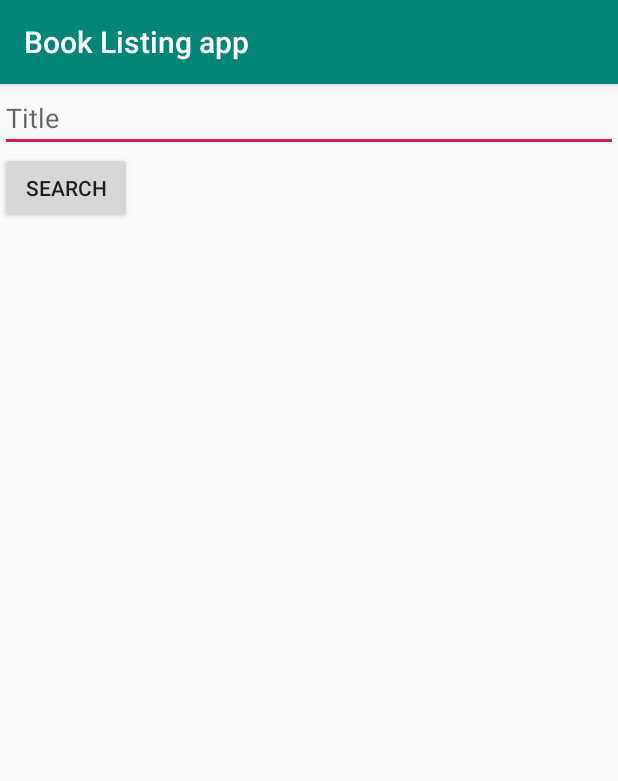
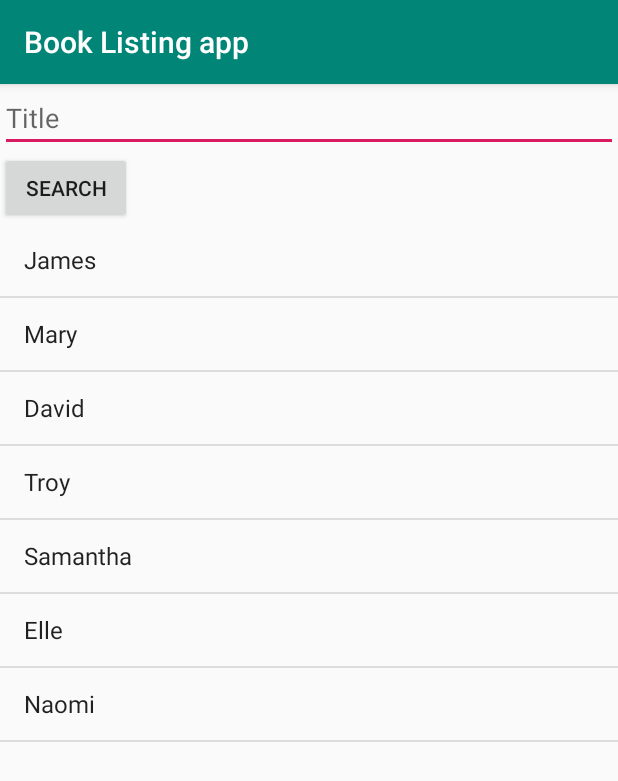
Before and after one commit to davidwekesar/BookListingapp, an Android app: the screen it shows after launch (MainActivity before the commit, BooksActivity after it), on a phone screen of 412 x 824 dp. Shown: the top 781 px of the screen. Run offline under Robolectric (Android 15) with nearby library versions, the phone set to English and light mode, and no system bars.

```diff
--- a/app/src/main/AndroidManifest.xml
+++ b/app/src/main/AndroidManifest.xml
@@ -9,7 +9,7 @@
         android:roundIcon="@mipmap/ic_launcher_round"
         android:supportsRtl="true"
         android:theme="@style/AppTheme">
-        <activity android:name=".MainActivity">
+        <activity android:name=".BooksActivity">
             <intent-filter>
                 <action android:name="android.intent.action.MAIN" />
 
--- /dev/null
+++ b/app/src/main/java/com/example/booklistingapp/BooksActivity.java
@@ -0,0 +1,57 @@
+package com.example.booklistingapp;
+
+import android.support.v7.app.AppCompatActivity;
+import android.os.Bundle;
+import android.util.Log;
+import android.view.View;
+import android.widget.ArrayAdapter;
+import android.widget.Button;
+import android.widget.EditText;
+import android.widget.ListView;
+import android.widget.Toast;
+
+import java.util.ArrayList;
+
+public class BooksActivity extends AppCompatActivity {
+
+    public static final String LOG_TAG = BooksActivity.class.getName();
+
+    EditText editText;
+
+    Button button;
+
+    @Override
+    protected void onCreate(Bundle savedInstanceState) {
+        super.onCreate(savedInstanceState);
+        setContentView(R.layout.books_activity);
+
+        editText = (EditText) findViewById(R.id.search_input);
+
+        button = (Button) findViewById(R.id.search_button);
+
+        button.setOnClickListener(new View.OnClickListener() {
+            @Override
+            public void onClick(View v) {
+                String str = editText.getText().toString();
+                Toast msg = Toast.makeText(getBaseContext(), str, Toast.LENGTH_LONG);
+                msg.show();
+            }
+        });
+
+        ArrayList<String> bookList = new ArrayList<>();
+        bookList.add("James");
+        bookList.add("Mary");
+        bookList.add("David");
+        bookList.add("Troy");
+        bookList.add("Samantha");
+        bookList.add("Elle");
+        bookList.add("Naomi");
+
+        ListView booksListView = (ListView) findViewById(R.id.list);
+
+        ArrayAdapter<String> adapter = new ArrayAdapter<String>(
+                this, android.R.layout.simple_list_item_1, bookList);
+
+        booksListView.setAdapter(adapter);
+    }
+}
--- a/app/src/main/java/com/example/booklistingapp/MainActivity.java
+++ /dev/null
@@ -1,13 +0,0 @@
-package com.example.booklistingapp;
-
-import android.support.v7.app.AppCompatActivity;
-import android.os.Bundle;
-
-public class MainActivity extends AppCompatActivity {
-
-    @Override
-    protected void onCreate(Bundle savedInstanceState) {
-        super.onCreate(savedInstanceState);
-        setContentView(R.layout.books_activity);
-    }
-}
--- a/app/src/main/res/layout/books_activity.xml
+++ b/app/src/main/res/layout/books_activity.xml
@@ -4,13 +4,14 @@
     android:layout_width="match_parent"
     android:layout_height="match_parent"
     android:orientation="vertical"
-    tools:context=".MainActivity">
+    tools:context=".BooksActivity">
 
     <EditText
-        android:id="@+id/search_input_view"
+        android:id="@+id/search_input"
         android:layout_width="match_parent"
         android:layout_height="wrap_content"
-        android:hint="@string/book_title" />
+        android:hint="@string/book_title"
+        android:inputType="text" />
 
     <Button
         android:id="@+id/search_button"
@@ -18,4 +19,9 @@
         android:layout_height="wrap_content"
         android:text="@string/search" />
 
+    <ListView
+        android:id="@+id/list"
+        android:layout_width="match_parent"
+        android:layout_height="match_parent" />
+
 </LinearLayout>
--- a/app/src/main/res/layout/books_list_item.xml
+++ /dev/null
@@ -1,11 +0,0 @@
-<?xml version="1.0" encoding="utf-8"?>
-<LinearLayout xmlns:android="http://schemas.android.com/apk/res/android"
-    android:layout_width="match_parent"
-    android:layout_height="match_parent"
-    android:orientation="vertical">
-
-    <ListView
-        android:layout_width="match_parent"
-        android:layout_height="match_parent" />
-
-</LinearLayout>
```
